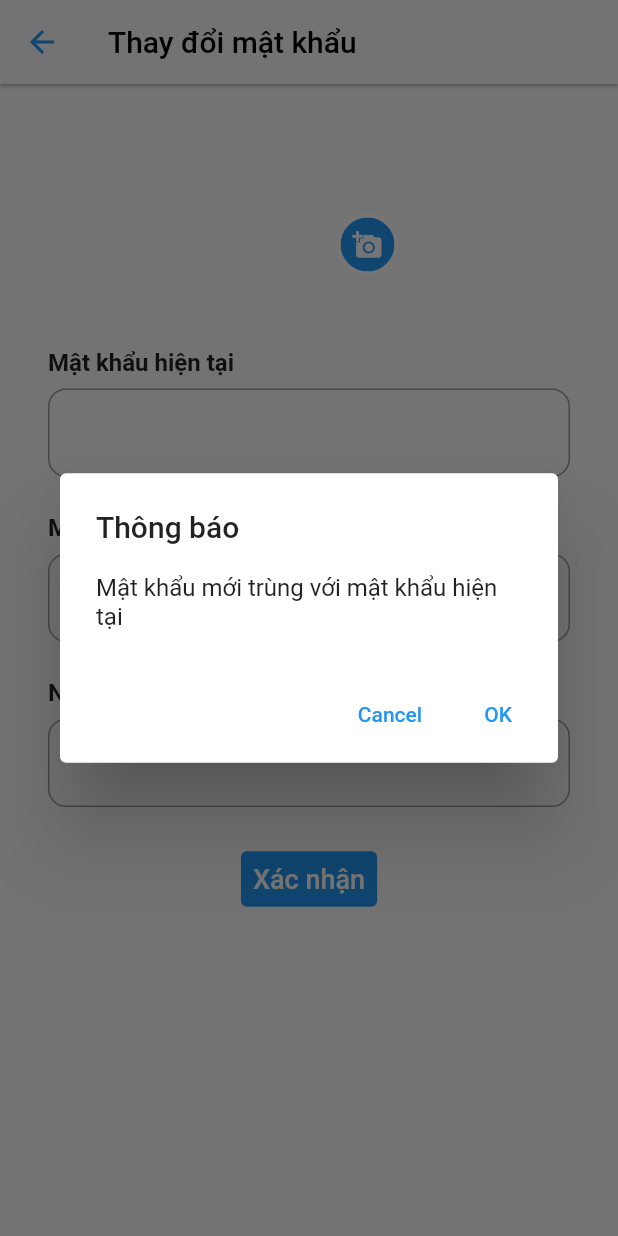
After one commit to Kokoroou/student_net, a Flutter app: the EditPassPage screen opened directly, after a tap on "Xác nhận", on a phone screen of 412 x 824 dp. The commit adds this screen. Run offline on Flutter 3.47's test engine with Material 2 defaults, Android fonts, the phone set to English and light mode, and no system bars; our stand-ins replace badges; missing offline and left inert: dart:js; network calls fail.

Commit message:
add change pass

```diff
--- /dev/null
+++ b/lib/settings/change_password.dart
@@ -0,0 +1,276 @@
+import 'dart:js';
+
+import 'package:flutter/material.dart';
+
+class EditPassPage extends StatefulWidget {
+  @override
+  _EditPassPageStage createState() => _EditPassPageStage();
+}
+
+class _EditPassPageStage extends State<EditPassPage> {
+  @override
+  Widget build(BuildContext context) {
+    return Scaffold(
+      appBar: AppBar(
+        title: const Text(
+          'Thay đổi mật khẩu',
+          style: TextStyle(color: Colors.black),
+        ),
+        backgroundColor: Theme.of(context).scaffoldBackgroundColor,
+        elevation: 1,
+        leading: IconButton(
+          onPressed: () {
+            Navigator.of(context).pop();
+          },
+          icon: Icon(
+            Icons.arrow_back,
+            color: Colors.blue,
+          ),
+        ),
+      ),
+      body: ListView(
+        padding: EdgeInsets.symmetric(horizontal: 32),
+        physics: BouncingScrollPhysics(),
+        children: [
+          ProfileWidget(
+              imagePath: "assets/test2.png",
+              isEdit: true,
+              onClicked: () async {}),
+          const SizedBox(
+            height: 24,
+          ),
+          TextFieldWidget(
+              label: "", ho: "", ten_dem: "", ten: "", onChanged: (name) {}),
+        ],
+      ),
+    );
+  }
+}
+
+class ProfileWidget extends StatelessWidget {
+  final String imagePath;
+  final bool isEdit;
+  final VoidCallback onClicked;
+
+  const ProfileWidget({
+    Key? key,
+    required this.imagePath,
+    this.isEdit = false,
+    required this.onClicked,
+  }) : super(key: key);
+
+  @override
+  Widget build(BuildContext context) {
+    final color = Theme.of(context).colorScheme.primary;
+
+    return Center(
+      child: Stack(
+        children: [
+          buildImage(),
+          Positioned(
+            bottom: 0,
+            right: 4,
+            child: buildEditIcon(color),
+          ),
+        ],
+      ),
+    );
+  }
+
+  Widget buildImage() {
+    final image = NetworkImage(imagePath);
+
+    return ClipOval(
+      child: Material(
+        color: Colors.transparent,
+        child: Ink.image(
+          image: image,
+          fit: BoxFit.cover,
+          width: 128,
+          height: 128,
+          child: InkWell(onTap: onClicked),
+        ),
+      ),
+    );
+  }
+
+  Widget buildEditIcon(Color color) => buildCircle(
+        color: Colors.white,
+        all: 3,
+        child: buildCircle(
+          color: color,
+          all: 8,
+          child: Icon(
+            isEdit ? Icons.add_a_photo : Icons.edit,
+            color: Colors.white,
+            size: 20,
+          ),
+        ),
+      );
+
+  Widget buildCircle({
+    required Widget child,
+    required double all,
+    required Color color,
+  }) =>
+      ClipOval(
+        child: Container(
+          padding: EdgeInsets.all(all),
+          color: color,
+          child: child,
+        ),
+      );
+}
+
+class TextFieldWidget extends StatefulWidget {
+  final int maxLines;
+  final String label;
+  final String ho;
+  final String ten_dem;
+  final String ten;
+  final ValueChanged<String> onChanged;
+
+  const TextFieldWidget({
+    Key? key,
+    this.maxLines = 1,
+    required this.label,
+    required this.ho,
+    required this.ten_dem,
+    required this.ten,
+    required this.onChanged,
+  }) : super(key: key);
+
+  @override
+  _TextFieldWidgetState createState() => _TextFieldWidgetState();
+}
+
+class _TextFieldWidgetState extends State<TextFieldWidget> {
+  late final TextEditingController controller;
+  late final TextEditingController controller1;
+  late final TextEditingController controller2;
+  late String mk_hientai, mk_moi, nhap_lai_mk;
+
+  @override
+  void initState() {
+    super.initState();
+
+    controller = TextEditingController(text: widget.ho);
+    controller1 = TextEditingController(text: widget.ten_dem);
+    controller2 = TextEditingController(text: widget.ten);
+    mk_hientai = widget.ho;
+    mk_moi = widget.ten_dem;
+    nhap_lai_mk = widget.ten;
+  }
+
+  @override
+  void dispose() {
+    controller.dispose();
+
+    super.dispose();
+  }
+
+  @override
+  Widget build(BuildContext context) {
+    return Column(
+      children: [
+        const SizedBox(
+          height: 24,
+        ),
+        add_field("Mật khẩu hiện tại", controller),
+        const SizedBox(
+          height: 24,
+        ),
+        add_field("Mật khẩu mới", controller1),
+        const SizedBox(
+          height: 24,
+        ),
+        add_field("Nhập lại mật khẩu mới", controller2),
+        const SizedBox(
+          height: 24,
+        ),
+        TextButton(
+          style: TextButton.styleFrom(
+            // textStyle: const TextStyle(fontSize: 20, color: Colors.white),
+            backgroundColor: Colors.blue,
+            foregroundColor: Colors.white,
+          ),
+          onPressed: () {
+            // print(first_name_field.getText());
+            if (mk_moi != nhap_lai_mk) {
+              showDialog<String>(
+                context: context,
+                builder: (BuildContext context) => AlertDialog(
+                  title: const Text('Thông báo'),
+                  content: const Text('Nhập lại mật khẩu không đúng'),
+                  actions: <Widget>[
+                    TextButton(
+                      onPressed: () => Navigator.pop(context, 'Cancel'),
+                      child: const Text('Cancel'),
+                    ),
+                    TextButton(
+                      onPressed: () => Navigator.pop(context, 'OK'),
+                      child: const Text('OK'),
+                    ),
+                  ],
+                ),
+              );
+            }
+            if (mk_moi == mk_hientai) {
+              showDialog<String>(
+                context: context,
+                builder: (BuildContext context) => AlertDialog(
+                  title: const Text('Thông báo'),
+                  content: const Text('Mật khẩu mới trùng với mật khẩu hiện tại'),
+                  actions: <Widget>[
+                    TextButton(
+                      onPressed: () => Navigator.pop(context, 'Cancel'),
+                      child: const Text('Cancel'),
+                    ),
+                    TextButton(
+                      onPressed: () => Navigator.pop(context, 'OK'),
+                      child: const Text('OK'),
+                    ),
+                  ],
+                ),
+              );
+            }
+          },
+          child: const Text('Xác nhận',
+              style: const TextStyle(fontSize: 18, color: Colors.white)),
+        )
+      ],
+    );
+  }
+
+  Column add_field(String label, TextEditingController controller) {
+    return Column(
+      crossAxisAlignment: CrossAxisAlignment.start,
+      children: [
+        Text(
+          label,
+          style: TextStyle(fontWeight: FontWeight.bold, fontSize: 16),
+        ),
+        const SizedBox(height: 8),
+        TextField(
+          controller: controller,
+          obscureText: true,
+          decoration: InputDecoration(
+            border: OutlineInputBorder(
+              borderRadius: BorderRadius.circular(12),
+            ),
+          ),
+          maxLines: widget.maxLines,
+          onChanged: (String value) {
+            if (label == "Mật khẩu hiện tại") {
+              mk_hientai = value;
+            } else if (label == "Mật khẩu mới") {
+              mk_moi = value;
+            } else {
+              nhap_lai_mk = value;
+            }
+          },
+        ),
+      ],
+    );
+  }
+}
--- a/lib/settings/settings.dart
+++ b/lib/settings/settings.dart
@@ -1,6 +1,7 @@
 import 'package:flutter/cupertino.dart';
 import 'package:flutter/material.dart';
 import 'package:student_net/settings/change_name.dart';
+import 'package:student_net/settings/change_password.dart';
 
 class SettingsPage extends StatefulWidget {
   @override
@@ -52,8 +53,8 @@ class _SettingsPageState extends State<SettingsPage> {
               SizedBox(
                 height: 10,
               ),
-              buildAccountOptions(context, "Change Name"),
-              buildAccountOptions(context, "Change Password"),
+              buildAccountOptions(context, "Change Name", EditNamePage()),
+              buildAccountOptions(context, "Change Password", EditPassPage()),
               SizedBox(
                 height: 40,
               ),
@@ -76,7 +77,7 @@ class _SettingsPageState extends State<SettingsPage> {
               SizedBox(
                 height: 10,
               ),
-              buildAccountOptions(context, "Chặn"),
+              buildAccountOptions(context, "Chặn", EditNamePage()),
               SizedBox(
                 height: 40,
               ),
@@ -130,10 +131,10 @@ class _SettingsPageState extends State<SettingsPage> {
     );
   }
 
-  GestureDetector buildAccountOptions(BuildContext context, String name) {
+  GestureDetector buildAccountOptions(BuildContext context, String name, var page) {
     return GestureDetector(
       onTap: () {
-        Navigator.of(context).push(MaterialPageRoute(builder: (context)=> EditNamePage()));
+        Navigator.of(context).push(MaterialPageRoute(builder: (context)=> page));
       },
       child: Padding(
         padding: const EdgeInsets.symmetric(vertical: 8.0),
```
